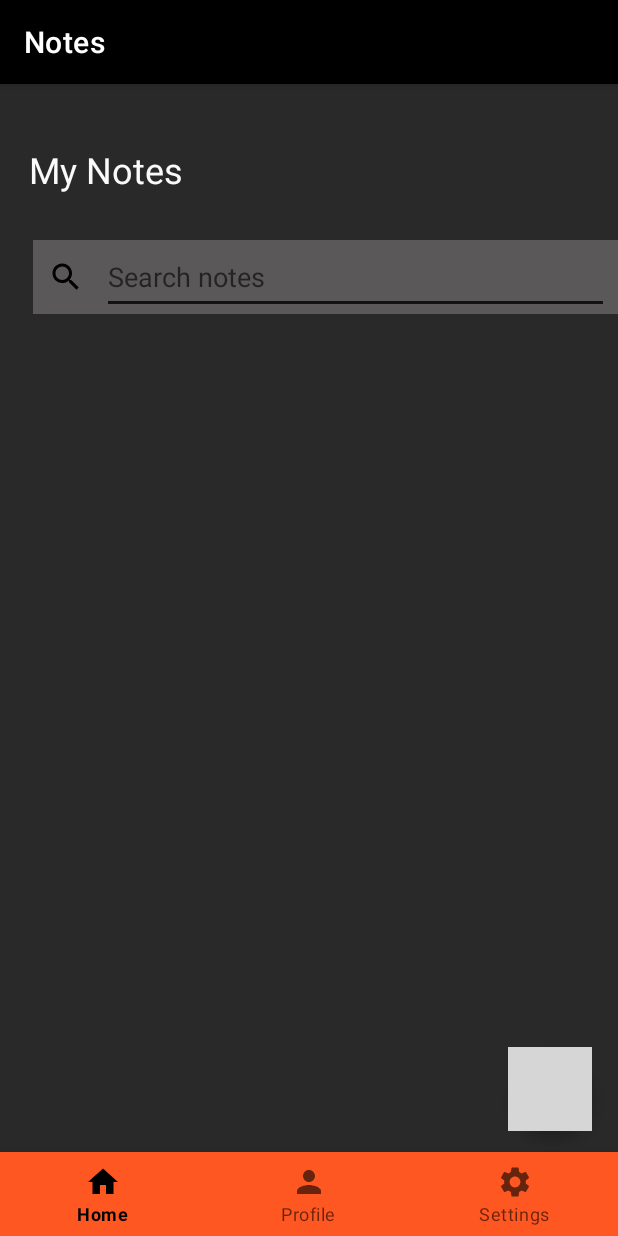
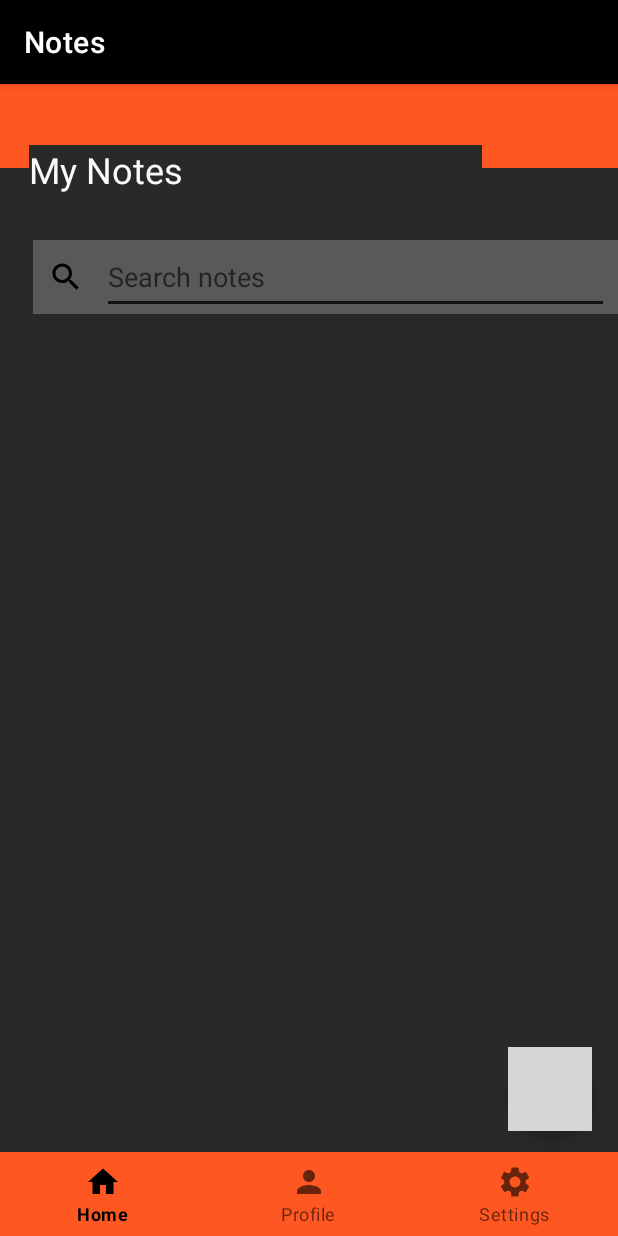
Before and after one commit to Asik2003/asik1, an Android app: the screen it shows after launch (MainActivity), on a phone screen of 412 x 824 dp. Run offline under Robolectric (Android 15) with nearby library versions, the light colour scheme and no system bars; grey boxes are pictures that could not be loaded.

Commit message:
project 4.7

```diff
--- a/app/src/main/res/layout/activity_main.xml
+++ b/app/src/main/res/layout/activity_main.xml
@@ -6,6 +6,17 @@
     android:layout_height="match_parent"
     android:background="@color/colorPrimary"
     tools:context=".MainActivity">
+
+    <androidx.appcompat.widget.Toolbar
+        android:id="@+id/toolbar"
+        android:layout_width="0dp"
+        android:layout_height="wrap_content"
+        android:background="#FF5722"
+        android:minHeight="?attr/actionBarSize"
+        android:theme="@style/CustomToolbarStyle"
+        app:layout_constraintEnd_toEndOf="parent"
+        app:layout_constraintStart_toStartOf="parent"
+        app:layout_constraintTop_toTopOf="parent" />
 
     <FrameLayout
         android:id="@+id/frameLayout2"
```
